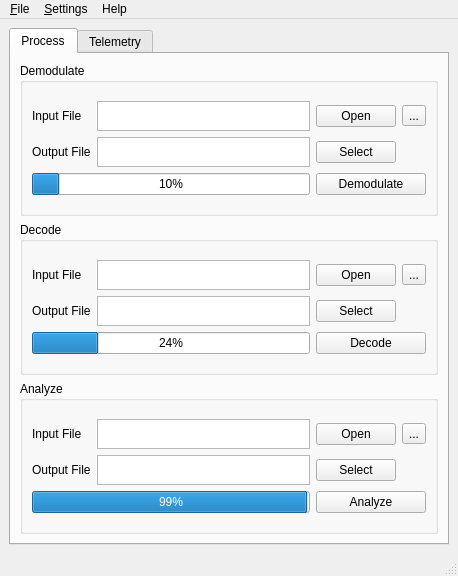
Before: the Qt Designer form src/gui/design/Main.ui in Xeratec/NOAA-DSB, drawn with Qt 5.
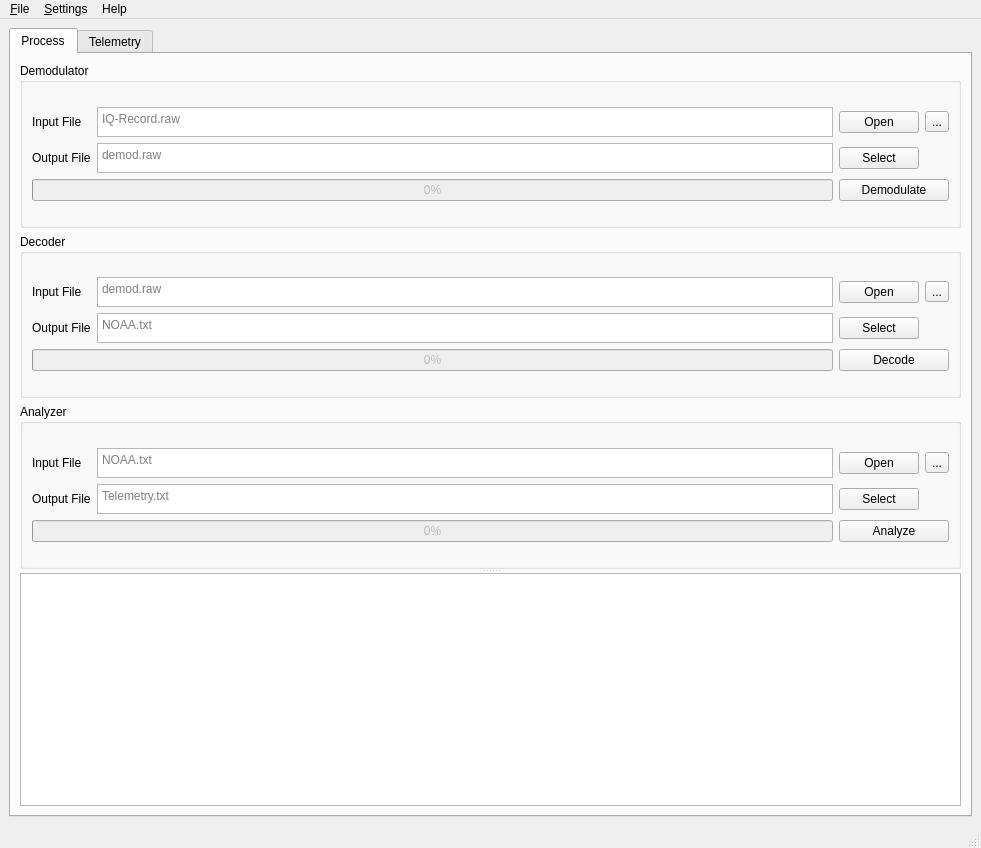
After: the same form once the commit is applied.

Patch:
```diff
--- a/src/gui/design/Main.ui
+++ b/src/gui/design/Main.ui
@@ -6,8 +6,8 @@
    <rect>
     <x>0</x>
     <y>0</y>
-    <width>458</width>
-    <height>576</height>
+    <width>981</width>
+    <height>848</height>
    </rect>
   </property>
   <property name="windowTitle">
@@ -29,16 +29,8 @@
      <height>528</height>
     </size>
    </property>
-   <layout class="QVBoxLayout" name="verticalLayout_3">
-    <item>
-     <layout class="QHBoxLayout" name="horizontalLayout">
-      <property name="spacing">
-       <number>0</number>
-      </property>
-      <property name="sizeConstraint">
-       <enum>QLayout::SetMaximumSize</enum>
-      </property>
-      <item>
+   <layout class="QGridLayout" name="gridLayout">
+    <item row="0" column="0">
        <widget class="QTabWidget" name="twCentral">
         <property name="enabled">
          <bool>true</bool>
@@ -65,22 +57,18 @@
          <attribute name="title">
           <string>Process</string>
          </attribute>
-         <layout class="QGridLayout" name="gridLayout_5">
-          <property name="leftMargin">
-           <number>9</number>
-          </property>
-          <property name="rightMargin">
-           <number>9</number>
-          </property>
+       <layout class="QGridLayout" name="gridLayout_2">
           <item row="0" column="0">
+         <widget class="QSplitter" name="processSpliter">
+          <property name="orientation">
+           <enum>Qt::Vertical</enum>
+          </property>
+          <widget class="QWidget" name="">
            <layout class="QVBoxLayout" name="vlProcess">
-            <property name="sizeConstraint">
-             <enum>QLayout::SetNoConstraint</enum>
-            </property>
             <item>
              <widget class="QGroupBox" name="groupDemod">
               <property name="title">
-               <string>Demodulate</string>
+               <string>Demodulator</string>
               </property>
               <layout class="QGridLayout" name="gridLayout_8">
                <item row="0" column="0">
@@ -120,6 +108,25 @@
                      <height>30</height>
                     </size>
                    </property>
+                   <property name="verticalScrollBarPolicy">
+                    <enum>Qt::ScrollBarAlwaysOff</enum>
+                   </property>
+                   <property name="horizontalScrollBarPolicy">
+                    <enum>Qt::ScrollBarAlwaysOff</enum>
+                   </property>
+                   <property name="lineWrapMode">
+                    <enum>QTextEdit::NoWrap</enum>
+                   </property>
+                   <property name="html">
+                    <string>&lt;!DOCTYPE HTML PUBLIC &quot;-//W3C//DTD HTML 4.0//EN&quot; &quot;http://www.w3.org/TR/REC-html40/strict.dtd&quot;&gt;
+&lt;html&gt;&lt;head&gt;&lt;meta name=&quot;qrichtext&quot; content=&quot;1&quot; /&gt;&lt;style type=&quot;text/css&quot;&gt;
+p, li { white-space: pre-wrap; }
+&lt;/style&gt;&lt;/head&gt;&lt;body style=&quot; font-family:'Bitstream Vera Sans'; font-size:12pt; font-weight:400; font-style:normal;&quot;&gt;
+&lt;p style=&quot;-qt-paragraph-type:empty; margin-top:0px; margin-bottom:0px; margin-left:0px; margin-right:0px; -qt-block-indent:0; text-indent:0px;&quot;&gt;&lt;br /&gt;&lt;/p&gt;&lt;/body&gt;&lt;/html&gt;</string>
+                   </property>
+                   <property name="placeholderText">
+                    <string>demod.raw</string>
+                   </property>
                   </widget>
                  </item>
                  <item row="1" column="2">
@@ -143,6 +150,25 @@
                      <height>30</height>
                     </size>
                    </property>
+                   <property name="verticalScrollBarPolicy">
+                    <enum>Qt::ScrollBarAlwaysOff</enum>
+                   </property>
+                   <property name="horizontalScrollBarPolicy">
+                    <enum>Qt::ScrollBarAlwaysOff</enum>
+                   </property>
+                   <property name="lineWrapMode">
+                    <enum>QTextEdit::NoWrap</enum>
+                   </property>
+                   <property name="html">
+                    <string>&lt;!DOCTYPE HTML PUBLIC &quot;-//W3C//DTD HTML 4.0//EN&quot; &quot;http://www.w3.org/TR/REC-html40/strict.dtd&quot;&gt;
+&lt;html&gt;&lt;head&gt;&lt;meta name=&quot;qrichtext&quot; content=&quot;1&quot; /&gt;&lt;style type=&quot;text/css&quot;&gt;
+p, li { white-space: pre-wrap; }
+&lt;/style&gt;&lt;/head&gt;&lt;body style=&quot; font-family:'Bitstream Vera Sans'; font-size:12pt; font-weight:400; font-style:normal;&quot;&gt;
+&lt;p style=&quot;-qt-paragraph-type:empty; margin-top:0px; margin-bottom:0px; margin-left:0px; margin-right:0px; -qt-block-indent:0; text-indent:0px;&quot;&gt;&lt;br /&gt;&lt;/p&gt;&lt;/body&gt;&lt;/html&gt;</string>
+                   </property>
+                   <property name="placeholderText">
+                    <string>IQ-Record.raw</string>
+                   </property>
                   </widget>
                  </item>
                  <item row="0" column="0">
@@ -161,11 +187,14 @@
                  </item>
                  <item row="2" column="0" colspan="2">
                   <widget class="QProgressBar" name="pbDemod">
+                   <property name="enabled">
+                    <bool>false</bool>
+                   </property>
                    <property name="focusPolicy">
                     <enum>Qt::WheelFocus</enum>
                    </property>
                    <property name="value">
-                    <number>10</number>
+                    <number>0</number>
                    </property>
                   </widget>
                  </item>
@@ -177,7 +206,7 @@
             <item>
              <widget class="QGroupBox" name="groupDecode">
               <property name="title">
-               <string>Decode</string>
+               <string>Decoder</string>
               </property>
               <layout class="QGridLayout" name="gridLayout_7">
                <item row="0" column="0">
@@ -217,6 +246,18 @@
                      <height>30</height>
                     </size>
                    </property>
+                   <property name="verticalScrollBarPolicy">
+                    <enum>Qt::ScrollBarAlwaysOff</enum>
+                   </property>
+                   <property name="horizontalScrollBarPolicy">
+                    <enum>Qt::ScrollBarAlwaysOff</enum>
+                   </property>
+                   <property name="lineWrapMode">
+                    <enum>QTextEdit::NoWrap</enum>
+                   </property>
+                   <property name="placeholderText">
+                    <string>NOAA.txt</string>
+                   </property>
                   </widget>
                  </item>
                  <item row="1" column="2">
@@ -240,6 +281,18 @@
                      <height>30</height>
                     </size>
                    </property>
+                   <property name="verticalScrollBarPolicy">
+                    <enum>Qt::ScrollBarAlwaysOff</enum>
+                   </property>
+                   <property name="horizontalScrollBarPolicy">
+                    <enum>Qt::ScrollBarAlwaysOff</enum>
+                   </property>
+                   <property name="lineWrapMode">
+                    <enum>QTextEdit::NoWrap</enum>
+                   </property>
+                   <property name="placeholderText">
+                    <string>demod.raw</string>
+                   </property>
                   </widget>
                  </item>
                  <item row="0" column="0">
@@ -258,8 +311,11 @@
                  </item>
                  <item row="2" column="0" colspan="2">
                   <widget class="QProgressBar" name="pbDecode">
+                   <property name="enabled">
+                    <bool>false</bool>
+                   </property>
                    <property name="value">
-                    <number>24</number>
+                    <number>0</number>
                    </property>
                   </widget>
                  </item>
@@ -271,48 +327,18 @@
             <item>
              <widget class="QGroupBox" name="groupAnalyze">
               <property name="title">
-               <string>Analyze</string>
+               <string>Analyzer</string>
               </property>
               <layout class="QGridLayout" name="gridLayout_6">
                <item row="0" column="0">
                 <layout class="QGridLayout" name="glAnalyze">
                  <item row="0" column="3">
-                  <widget class="QToolButton" name="tpAnalyzeSettings">
+                  <widget class="QToolButton" name="tbAnalyzeSettings">
                    <property name="text">
                     <string>...</string>
                    </property>
                   </widget>
                  </item>
-                 <item row="2" column="2" colspan="2">
-                  <widget class="QPushButton" name="bpAnalyzeStart">
-                   <property name="text">
-                    <string>Analyze</string>
-                   </property>
-                  </widget>
-                 </item>
-                 <item row="0" column="2">
-                  <widget class="QPushButton" name="pbAnalyzeOpen">
-                   <property name="text">
-                    <string>Open</string>
-                   </property>
-                  </widget>
-                 </item>
-                 <item row="1" column="1">
-                  <widget class="QTextEdit" name="textAnalyzeOutput">
-                   <property name="sizePolicy">
-                    <sizepolicy hsizetype="Expanding" vsizetype="Fixed">
-                     <horstretch>0</horstretch>
-                     <verstretch>1</verstretch>
-                    </sizepolicy>
-                   </property>
-                   <property name="maximumSize">
-                    <size>
-                     <width>16777215</width>
-                     <height>30</height>
-                    </size>
-                   </property>
-                  </widget>
-                 </item>
                  <item row="1" column="2">
                   <widget class="QPushButton" name="bpAnalyzeSelect">
                    <property name="text">
@@ -320,22 +346,6 @@
                    </property>
                   </widget>
                  </item>
-                 <item row="0" column="1">
-                  <widget class="QTextEdit" name="textAnalyzeInput">
-                   <property name="sizePolicy">
-                    <sizepolicy hsizetype="Expanding" vsizetype="Fixed">
-                     <horstretch>0</horstretch>
-                     <verstretch>1</verstretch>
-                    </sizepolicy>
-                   </property>
-                   <property name="maximumSize">
-                    <size>
-                     <width>16777215</width>
-                     <height>30</height>
-                    </size>
-                   </property>
-                  </widget>
-                 </item>
                  <item row="0" column="0">
                   <widget class="QLabel" name="lAnalyzeInput">
                    <property name="text">
@@ -350,23 +360,109 @@
                    </property>
                   </widget>
                  </item>
+                 <item row="0" column="1">
+                  <widget class="QTextEdit" name="textAnalyzeInput">
+                   <property name="sizePolicy">
+                    <sizepolicy hsizetype="Expanding" vsizetype="Fixed">
+                     <horstretch>0</horstretch>
+                     <verstretch>1</verstretch>
+                    </sizepolicy>
+                   </property>
+                   <property name="maximumSize">
+                    <size>
+                     <width>16777215</width>
+                     <height>30</height>
+                    </size>
+                   </property>
+                   <property name="verticalScrollBarPolicy">
+                    <enum>Qt::ScrollBarAlwaysOff</enum>
+                   </property>
+                   <property name="horizontalScrollBarPolicy">
+                    <enum>Qt::ScrollBarAlwaysOff</enum>
+                   </property>
+                   <property name="lineWrapMode">
+                    <enum>QTextEdit::NoWrap</enum>
+                   </property>
+                   <property name="placeholderText">
+                    <string>NOAA.txt</string>
+                   </property>
+                  </widget>
+                 </item>
+                 <item row="2" column="2" colspan="2">
+                  <widget class="QPushButton" name="bpAnalyzeStart">
+                   <property name="text">
+                    <string>Analyze</string>
+                   </property>
+                  </widget>
+                 </item>
+                 <item row="1" column="1">
+                  <widget class="QTextEdit" name="textAnalyzeOutput">
+                   <property name="sizePolicy">
+                    <sizepolicy hsizetype="Expanding" vsizetype="Fixed">
+                     <horstretch>0</horstretch>
+                     <verstretch>1</verstretch>
+                    </sizepolicy>
+                   </property>
+                   <property name="maximumSize">
+                    <size>
+                     <width>16777215</width>
+                     <height>30</height>
+                    </size>
+                   </property>
+                   <property name="verticalScrollBarPolicy">
+                    <enum>Qt::ScrollBarAlwaysOff</enum>
+                   </property>
+                   <property name="horizontalScrollBarPolicy">
+                    <enum>Qt::ScrollBarAlwaysOff</enum>
+                   </property>
+                   <property name="lineWrapMode">
+                    <enum>QTextEdit::NoWrap</enum>
+                   </property>
+                   <property name="placeholderText">
+                    <string>Telemetry.txt</string>
+                   </property>
+                  </widget>
+                 </item>
                  <item row="2" column="0" colspan="2">
                   <widget class="QProgressBar" name="pbAnalyze">
+                   <property name="enabled">
+                    <bool>false</bool>
+                   </property>
                    <property name="value">
-                    <number>99</number>
+                    <number>0</number>
                    </property>
                   </widget>
                  </item>
+                 <item row="0" column="2">
+                  <widget class="QPushButton" name="pbAnalyzeOpen">
+                   <property name="text">
+                    <string>Open</string>
+                   </property>
+                  </widget>
+                 </item>
                 </layout>
                </item>
               </layout>
              </widget>
             </item>
            </layout>
+          </widget>
+          <widget class="QPlainTextEdit" name="tbProcess">
+           <property name="readOnly">
+            <bool>true</bool>
+           </property>
+           <property name="maximumBlockCount">
+            <number>500</number>
+           </property>
+          </widget>
+         </widget>
           </item>
          </layout>
         </widget>
         <widget class="QWidget" name="tabTelemetry">
+       <property name="enabled">
+        <bool>false</bool>
+       </property>
          <attribute name="title">
           <string>Telemetry</string>
          </attribute>
@@ -511,15 +607,13 @@
        </widget>
       </item>
      </layout>
-    </item>
-   </layout>
   </widget>
   <widget class="QMenuBar" name="menubar">
    <property name="geometry">
     <rect>
      <x>0</x>
      <y>0</y>
-     <width>458</width>
+     <width>981</width>
      <height>24</height>
     </rect>
    </property>
@@ -540,6 +634,7 @@
     <property name="title">
      <string>&amp;Settings</string>
     </property>
+    <addaction name="actionConsole_Output"/>
    </widget>
    <addaction name="menuFile"/>
    <addaction name="menuSettings"/>
@@ -572,6 +667,17 @@
     <string>Licence</string>
    </property>
   </action>
+  <action name="actionConsole_Output">
+   <property name="checkable">
+    <bool>true</bool>
+   </property>
+   <property name="checked">
+    <bool>true</bool>
+   </property>
+   <property name="text">
+    <string>Console Output</string>
+   </property>
+  </action>
  </widget>
  <resources/>
  <connections/>
```
Left out of the diff: 225 changed lines with no effect on the pictures. Lines whose indentation alone changed are shown as unchanged.
